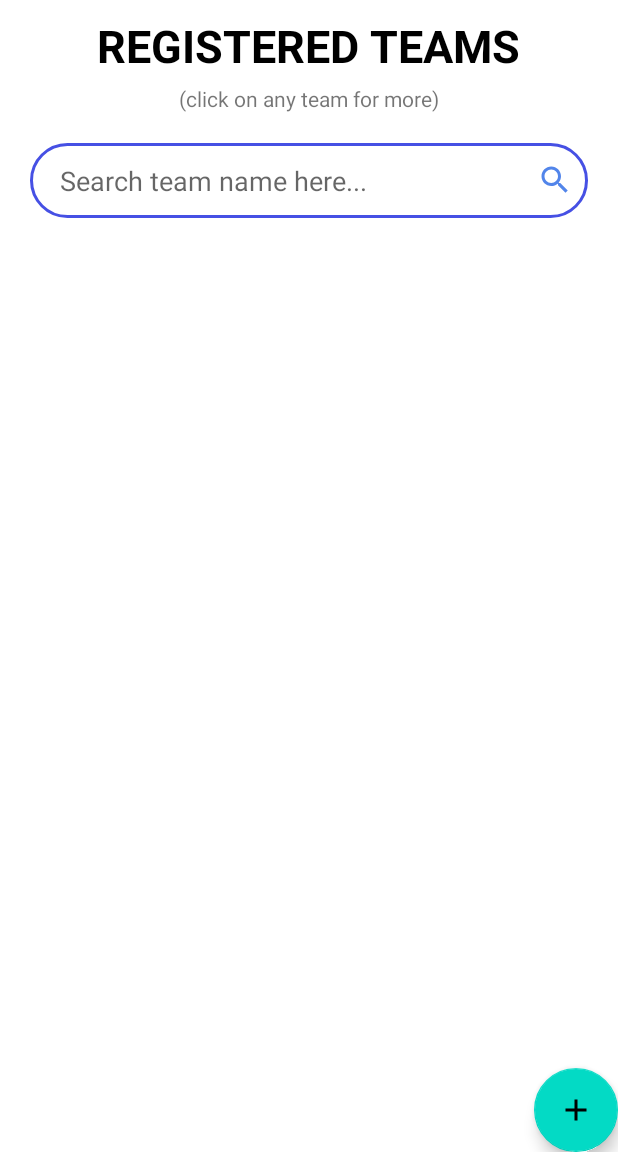
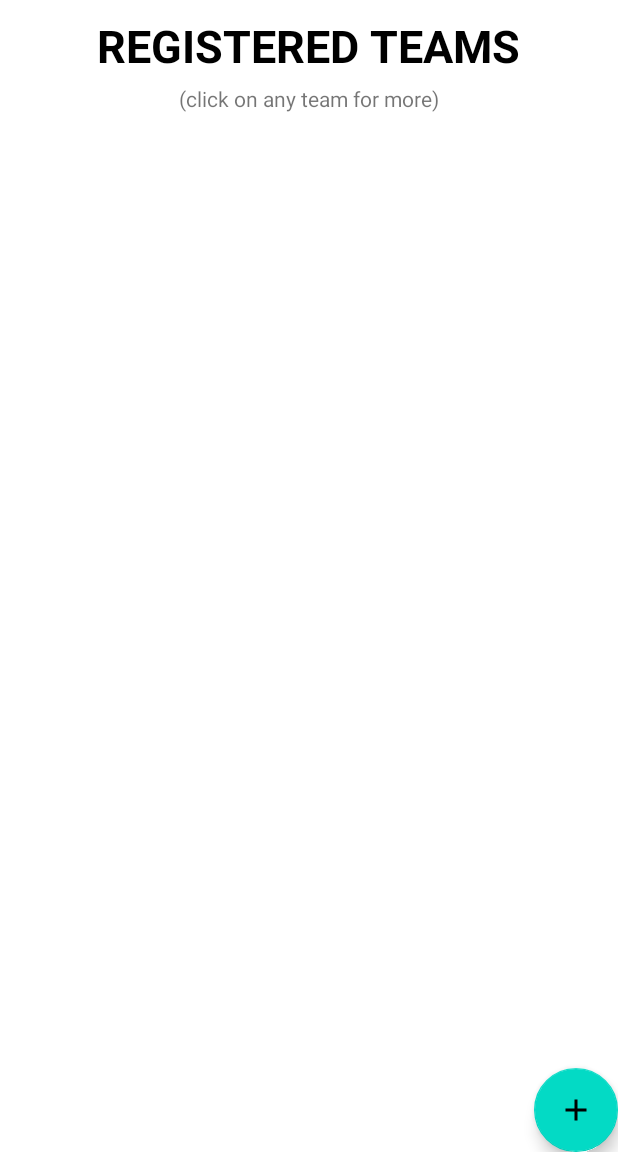
Before and after one commit to Mark-lee-coder/Football_Scheduling, an Android app: the TeamsAndPlayers screen opened directly, with no data from a screen before it, on a phone screen of 412 x 824 dp, the part 84-1236 px from its top. Run offline under Robolectric (Android 15) with nearby library versions, the phone set to English and light mode, and no system bars; our stand-ins replace Firebase (no records; nobody signed in at launch, a user with empty details on screens opened directly).

Commit message:
-git commit 'commit'

```diff
--- a/app/src/main/java/com/example/footballscheduling/Home.java
+++ b/app/src/main/java/com/example/footballscheduling/Home.java
@@ -3,6 +3,7 @@ package com.example.footballscheduling;
 import android.app.AlertDialog;
 import android.content.DialogInterface;
 import android.content.Intent;
+import android.icu.util.TimeZone;
 import android.os.Bundle;
 import android.view.View;
 import android.widget.ImageView;
--- a/app/src/main/java/com/example/footballscheduling/RegisterPlayers.java
+++ b/app/src/main/java/com/example/footballscheduling/RegisterPlayers.java
@@ -7,6 +7,7 @@ import androidx.appcompat.widget.Toolbar;
 import android.app.ProgressDialog;
 import android.content.Intent;
 import android.os.Bundle;
+import android.util.Log;
 import android.view.View;
 import android.widget.Button;
 import android.widget.EditText;
--- a/app/src/main/java/com/example/footballscheduling/TeamsAndPlayers.java
+++ b/app/src/main/java/com/example/footballscheduling/TeamsAndPlayers.java
@@ -69,5 +69,7 @@ public class TeamsAndPlayers extends AppCompatActivity {
                 startActivity(intent);
             }
         });
+
+
     }
 }
--- a/app/src/main/java/com/example/footballscheduling/TransferPlayers.java
+++ b/app/src/main/java/com/example/footballscheduling/TransferPlayers.java
@@ -7,13 +7,11 @@ import androidx.recyclerview.widget.LinearLayoutManager;
 import androidx.recyclerview.widget.RecyclerView;
 import android.os.Bundle;
 import android.widget.TextView;
-
 import com.google.firebase.database.DataSnapshot;
 import com.google.firebase.database.DatabaseError;
 import com.google.firebase.database.FirebaseDatabase;
 import com.google.firebase.database.Query;
 import com.google.firebase.database.ValueEventListener;
-
 import java.util.ArrayList;
 
 public class TransferPlayers extends AppCompatActivity {
--- a/app/src/main/res/layout/activity_teams_and_players.xml
+++ b/app/src/main/res/layout/activity_teams_and_players.xml
@@ -39,24 +39,6 @@
             android:layout_marginTop="5dp"
             android:text="(click on any team for more)"/>
 
-        <EditText
-            android:id="@+id/inputSearch"
-            android:layout_width="match_parent"
-            android:layout_height="50dp"
-            android:layout_marginTop="5dp"
-            android:hint="Search team name here..."
-            android:layout_margin="20dp"
-            android:background="@drawable/input_search"
-            android:paddingLeft="20dp"
-            android:paddingRight="10dp"
-            android:paddingTop="8dp"
-            android:paddingBottom="8dp"
-            android:drawableRight="@drawable/ic_baseline_search_24"
-            android:paddingStart="20dp"
-            android:paddingEnd="10dp"
-            android:drawableEnd="@drawable/ic_baseline_search_24" />
-
-
         <androidx.recyclerview.widget.RecyclerView
             android:id="@+id/recyclerview"
             android:layout_width="match_parent"
```
Also changed, not shown: app/src/main/java/com/example/footballscheduling/DisplayPlayers.java (+4 -4 lines), app/src/main/java/com/example/footballscheduling/ModelPlayers.java (+5 -5 lines), app/src/main/java/com/example/footballscheduling/MyAdapterPlayers.java (+5 -3 lines).
